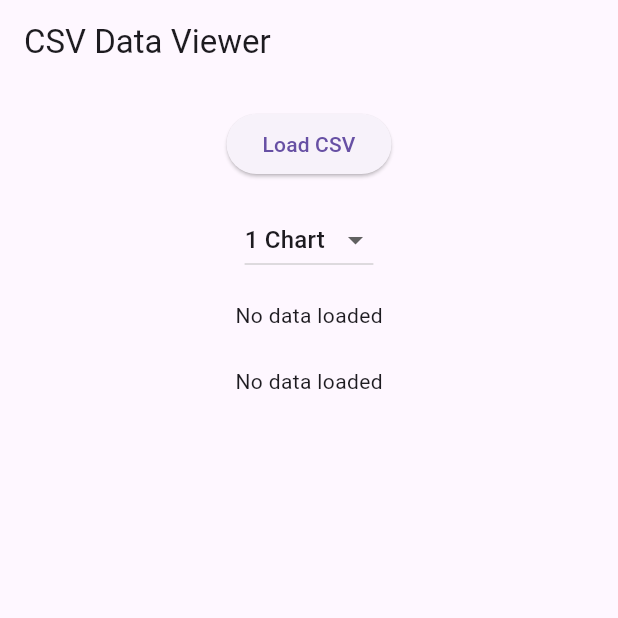
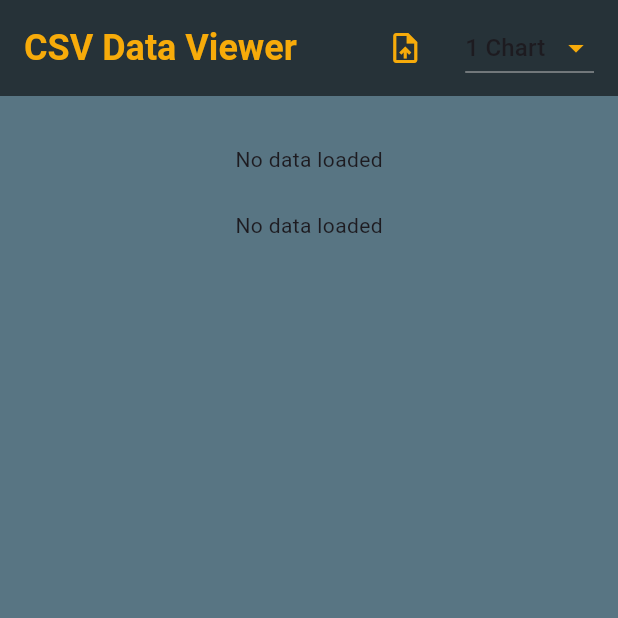
Before and after one commit to ElvisOkereke/flutter_logviewer, a Flutter app: the screen it shows after launch, on a phone screen of 412 x 824 dp, the top half of it. Run offline on Flutter 3.47's test engine with Material 3 defaults, Android fonts, the phone set to English and light mode, and no system bars; our stand-ins replace csv, file_picker, fl_chart, flutter_bloc; missing offline and left inert: random_color.

Commit message:
Updates
UI changes

slider removed for click to scroll

```diff
--- a/lib/csv_line_chart.dart
+++ b/lib/csv_line_chart.dart
@@ -1,3 +1,5 @@
+import 'dart:math';
+
 import 'package:fl_chart/fl_chart.dart';
 import 'package:flutter/material.dart';
 import 'package:flutter_bloc/flutter_bloc.dart';
@@ -12,7 +14,13 @@ class CsvLineChart extends StatefulWidget {
 class _CsvLineChartState extends State<CsvLineChart> {
   List<int?> selectedVariables =
       List.filled(5, null); // Default selected variables to None
-  List<Color> _lineColors = [];
+  List<Color> _lineColors = [
+    Color.fromARGB(255, 255, 0, 0), // Bright Red
+    Color.fromARGB(255, 0, 255, 0), // Bright Green
+    Color.fromARGB(255, 0, 255, 255), // Bright Cyan
+    Color.fromARGB(255, 255, 255, 0), // Bright Yellow
+    Color.fromARGB(255, 255, 0, 255), // Bright Magenta
+  ];
   double _sliderValue = 0.0;
 
   @override
@@ -86,11 +94,27 @@ class _CsvLineChartState extends State<CsvLineChart> {
                     Expanded(
                       child: SingleChildScrollView(
                         scrollDirection: Axis.horizontal,
+                        child: GestureDetector(
+                          onTapUp: (details) {
+                            double halfWidth =
+                                MediaQuery.of(context).size.width / 2;
+                            if (details.localPosition.dx > halfWidth) {
+                              setState(() {
+                                _sliderValue = min(
+                                    _sliderValue + 10, maxPoints.toDouble());
+                              });
+                            } else {
+                              setState(() {
+                                _sliderValue = max(_sliderValue - 10, 0);
+                              });
+                            }
+                          },
                           child: Container(
                             width: (maxPoints + 1) *
                                 20.0, // Adjust the width based on the data length
                             height: 400, // Set a fixed height for the chart
-                          color: Colors.black, // Set background color to black
+                            color:
+                                Colors.black, // Set background color to black
                             child: LineChart(
                               LineChartData(
                                 backgroundColor: Colors
@@ -120,21 +144,7 @@ class _CsvLineChartState extends State<CsvLineChart> {
                                 minY: minY,
                                 maxY: maxY,
                                 lineTouchData: LineTouchData(
-                                enabled: false,
-                                touchTooltipData: LineTouchTooltipData(
-                                  tooltipBgColor: Colors.white,
-                                  getTooltipItems:
-                                      (List<LineBarSpot> touchedSpots) {
-                                    return touchedSpots.map((spot) {
-                                      final variableIndex = selectedVariables[
-                                          _sliderValue.toInt()];
-                                      final label = data[0][variableIndex!];
-                                      return LineTooltipItem(
-                                        '$label: ${spot.y}',
-                                        const TextStyle(color: Colors.black),
-                                      );
-                                    }).toList();
-                                  },
+                                  enabled: false, // Disable touch events
                                 ),
                               ),
                             ),
@@ -144,23 +154,11 @@ class _CsvLineChartState extends State<CsvLineChart> {
                     ),
                   ],
                 ),
-                Slider(
-                  value: _sliderValue,
-                  min: 0,
-                  max: (maxPoints - maxVisiblePoints).toDouble(),
-                  divisions: (maxPoints - maxVisiblePoints),
-                  label: _sliderValue.round().toString(),
-                  onChanged: (double value) {
-                    setState(() {
-                      _sliderValue = value;
-                    });
-                  },
-                ),
               ],
             ),
             Positioned(
               top: 10,
-              left: 10,
+              right: 10,
               child: Container(
                 color: Colors.white.withOpacity(0.8),
                 padding: EdgeInsets.all(8),
@@ -213,7 +211,7 @@ class _CsvLineChartState extends State<CsvLineChart> {
           isCurved: false, // Set to false to make the lines straight
           barWidth: 2,
           dotData: FlDotData(show: false),
-          colors: [_lineColors[variableIndex - 1]],
+          colors: [_lineColors[i]],
           belowBarData: BarAreaData(show: false),
         ),
       );
--- a/lib/main.dart
+++ b/lib/main.dart
@@ -34,15 +34,16 @@ class _CsvHomePageState extends State<CsvHomePage> {
   Widget build(BuildContext context) {
     return Scaffold(
       appBar: AppBar(
-        title: Text('CSV Data Viewer'),
-      ),
-      body: LayoutBuilder(
-        builder: (context, constraints) {
-          return Padding(
-            padding: const EdgeInsets.all(16.0),
-            child: Column(
-              children: [
-                ElevatedButton(
+        title: const Text('CSV Data Viewer'),
+        toolbarHeight: 64,
+        backgroundColor: Colors.blueGrey[900],
+        titleTextStyle: const TextStyle(
+            fontSize: 24,
+            fontWeight: FontWeight.bold,
+            color: Color.fromARGB(255, 247, 171, 10)),
+        actions: [
+          IconButton(
+            icon: Icon(Icons.upload_file),
             onPressed: () async {
               final path = await pickFile();
               if (path != null) {
@@ -50,30 +51,44 @@ class _CsvHomePageState extends State<CsvHomePage> {
                 context.read<CsvCubit>().loadCsvData(data);
               }
             },
-                  child: Text('Load CSV'),
+            tooltip: 'Load CSV',
+            color: Color.fromARGB(255, 247, 171, 10),
           ),
-                SizedBox(height: 16),
-                DropdownButton<int>(
+          Padding(
+            padding: const EdgeInsets.symmetric(horizontal: 16.0),
+            child: DropdownButton<int>(
               value: _numberOfCharts,
+              dropdownColor: Color.fromARGB(255, 247, 171, 10),
+              iconEnabledColor: Color.fromARGB(255, 247, 171, 10),
               onChanged: (int? newValue) {
                 setState(() {
                   _numberOfCharts = newValue!;
                 });
               },
-                  items:
-                      <int>[1, 2, 3, 4].map<DropdownMenuItem<int>>((int value) {
+              items: <int>[1, 2, 3, 4].map<DropdownMenuItem<int>>((int value) {
                 return DropdownMenuItem<int>(
                   value: value,
                   child: Text('$value Chart${value > 1 ? 's' : ''}'),
                 );
               }).toList(),
             ),
-                SizedBox(height: 16),
+          ),
+        ],
+      ),
+      body: Container(
+        color: Color.fromARGB(255, 88, 117, 131),
+        child: LayoutBuilder(
+          builder: (context, constraints) {
+            return Padding(
+              padding: const EdgeInsets.all(16.0),
+              child: Column(
+                children: [
+                  const SizedBox(height: 16),
                   Expanded(
                     flex: constraints.maxWidth > 600 ? 1 : 0,
                     child: CsvTable(),
                   ),
-                SizedBox(height: 16),
+                  const SizedBox(height: 16),
                   Expanded(
                     flex: 2,
                     child: ListView.builder(
@@ -94,6 +109,7 @@ class _CsvHomePageState extends State<CsvHomePage> {
             );
           },
         ),
+      ),
     );
   }
 }
```
Also changed, not shown: 1 other file. Lines whose indentation alone changed are shown as unchanged.
